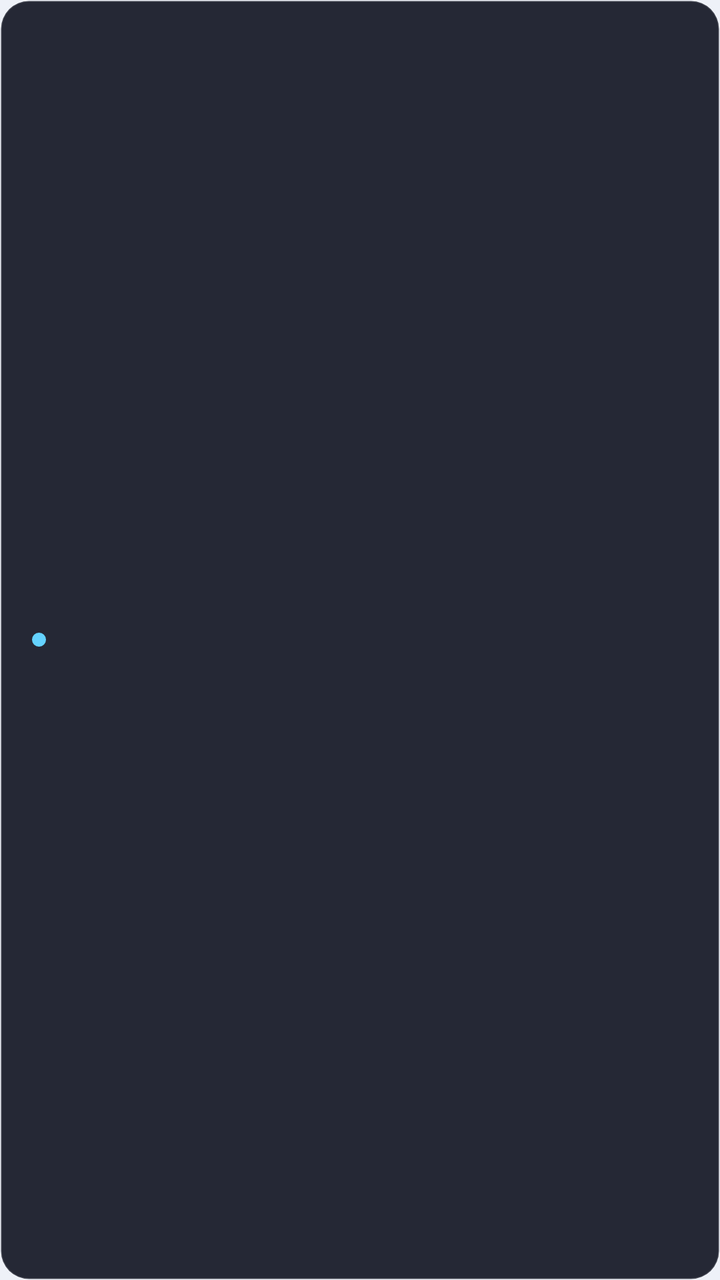
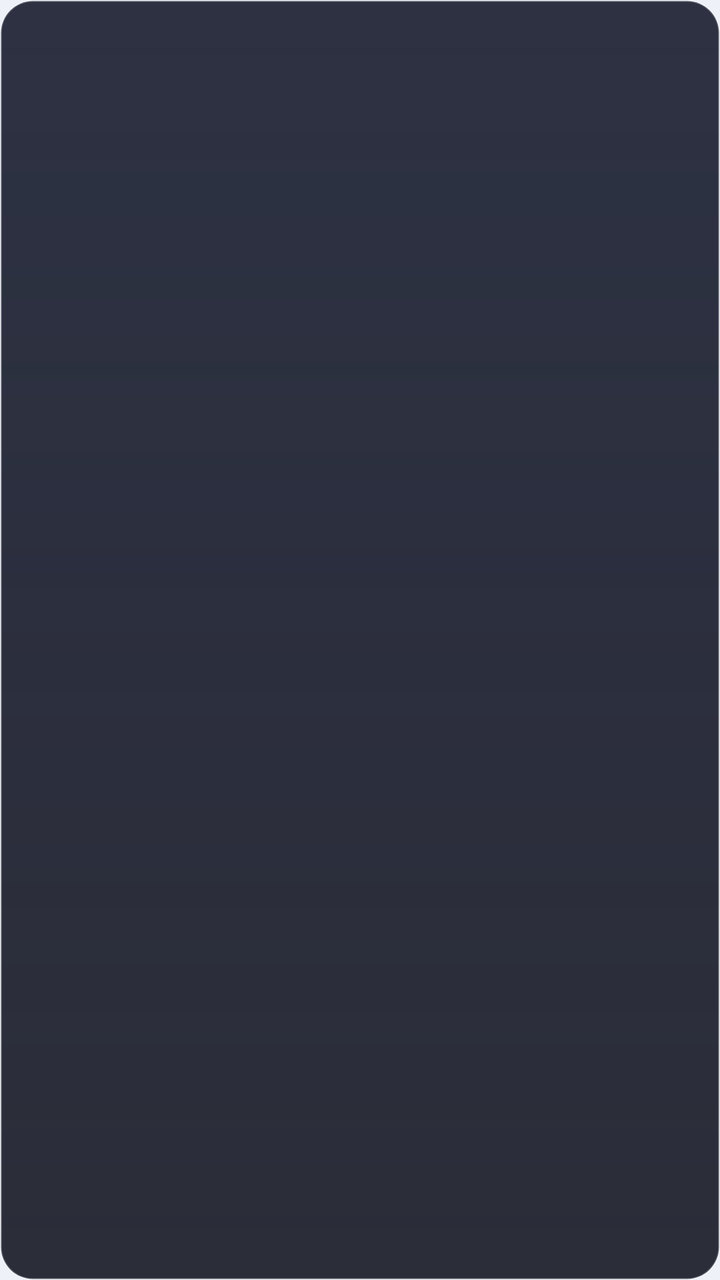

An Android layout rendered at two revisions. The XML below is the earlier revision; the diff shows what the commit changed to produce the second picture.
<!-- AndroidManifest.xml: application theme Theme.Morse -->
<!-- res/layout/toast_custom.xml -->
<?xml version="1.0" encoding="utf-8"?>
<LinearLayout xmlns:android="http://schemas.android.com/apk/res/android"
    android:layout_width="wrap_content"
    android:layout_height="wrap_content"
    android:orientation="horizontal"
    android:gravity="center_vertical"
    android:background="@drawable/toast_background"
    android:paddingStart="16dp"
    android:paddingEnd="20dp"
    android:paddingTop="14dp"
    android:paddingBottom="14dp"
    android:elevation="8dp"
    android:maxWidth="340dp">

    <View
        android:layout_width="7dp"
        android:layout_height="7dp"
        android:layout_marginEnd="12dp"
        android:background="@drawable/toast_dot" />

    <TextView
        android:id="@+id/toastText"
        android:layout_width="wrap_content"
        android:layout_height="wrap_content"
        android:textColor="#F5F5F7"
        android:textSize="14sp"
        android:lineSpacingMultiplier="1.15" />
</LinearLayout>
<!-- resources referenced by this layout -->
<resources>
  <!-- drawable toast_background (drawable) -->
  <?xml version="1.0" encoding="utf-8"?>
  <shape xmlns:android="http://schemas.android.com/apk/res/android"
      android:shape="rectangle">
      <solid android:color="#EE171A28" />
      <corners android:radius="14dp" />
      <stroke android:width="1dp" android:color="#22FFFFFF" />
  </shape>
  <!-- drawable toast_dot (drawable) -->
  <?xml version="1.0" encoding="utf-8"?>
  <shape xmlns:android="http://schemas.android.com/apk/res/android"
      android:shape="oval">
      <solid android:color="#64d2ff" />
      <size android:width="7dp" android:height="7dp" />
  </shape>
  <style name="Theme.Morse" parent="Theme.AppCompat.DayNight.NoActionBar">
          <item name="android:windowBackground">@color/bg</item>
          <item name="android:colorBackground">@color/bg</item>
          <item name="android:textColorPrimary">@color/text</item>
          <item name="android:textColorSecondary">@color/text_muted</item>
          <item name="android:statusBarColor">@color/bg</item>
          <item name="android:navigationBarColor">@color/bg</item>
          <item name="android:windowLightStatusBar" tools:targetApi="m">true</item>
          <item name="colorAccent">#64d2ff</item>
      </style>
  <color name="bg">#eef1f8</color>
  <color name="text">#101014</color>
  <color name="text_muted">#5a5c68</color>
</resources>

<!-- the commit's change to res/layout/toast_custom.xml (unified diff, before → after) -->
@@ -4,19 +4,18 @@
     android:layout_height="wrap_content"
     android:orientation="horizontal"
     android:gravity="center_vertical"
-    android:background="@drawable/toast_background"
+    android:background="@drawable/glass_toast_bg"
     android:paddingStart="16dp"
-    android:paddingEnd="20dp"
-    android:paddingTop="14dp"
-    android:paddingBottom="14dp"
-    android:elevation="8dp"
+    android:paddingEnd="18dp"
+    android:paddingTop="12dp"
+    android:paddingBottom="12dp"
     android:maxWidth="340dp">
 
     <View
-        android:layout_width="7dp"
-        android:layout_height="7dp"
-        android:layout_marginEnd="12dp"
-        android:background="@drawable/toast_dot" />
+        android:id="@+id/toastDot"
+        android:layout_width="8dp"
+        android:layout_height="8dp"
+        android:layout_marginEnd="12dp" />
 
     <TextView
         android:id="@+id/toastText"
@@ -24,5 +23,5 @@
         android:layout_height="wrap_content"
         android:textColor="#F5F5F7"
         android:textSize="14sp"
-        android:lineSpacingMultiplier="1.15" />
+        android:lineSpacingMultiplier="1.2" />
 </LinearLayout>
<!-- resource entries referenced after the edit -->
@@ -1,19 +1,15 @@
 <!-- resources referenced by this layout -->
 <resources>
-  <!-- drawable toast_background (drawable) -->
+  <!-- drawable glass_toast_bg (drawable) -->
   <?xml version="1.0" encoding="utf-8"?>
   <shape xmlns:android="http://schemas.android.com/apk/res/android"
       android:shape="rectangle">
-      <solid android:color="#EE171A28" />
-      <corners android:radius="14dp" />
-      <stroke android:width="1dp" android:color="#22FFFFFF" />
-  </shape>
-  <!-- drawable toast_dot (drawable) -->
-  <?xml version="1.0" encoding="utf-8"?>
-  <shape xmlns:android="http://schemas.android.com/apk/res/android"
-      android:shape="oval">
-      <solid android:color="#64d2ff" />
-      <size android:width="7dp" android:height="7dp" />
+      <gradient
+          android:angle="270"
+          android:startColor="#F2222638"
+          android:endColor="#E6151723" />
+      <corners android:radius="16dp" />
+      <stroke android:width="1dp" android:color="#33FFFFFF" />
   </shape>
   <style name="Theme.Morse" parent="Theme.AppCompat.DayNight.NoActionBar">
           <item name="android:windowBackground">@color/bg</item>
